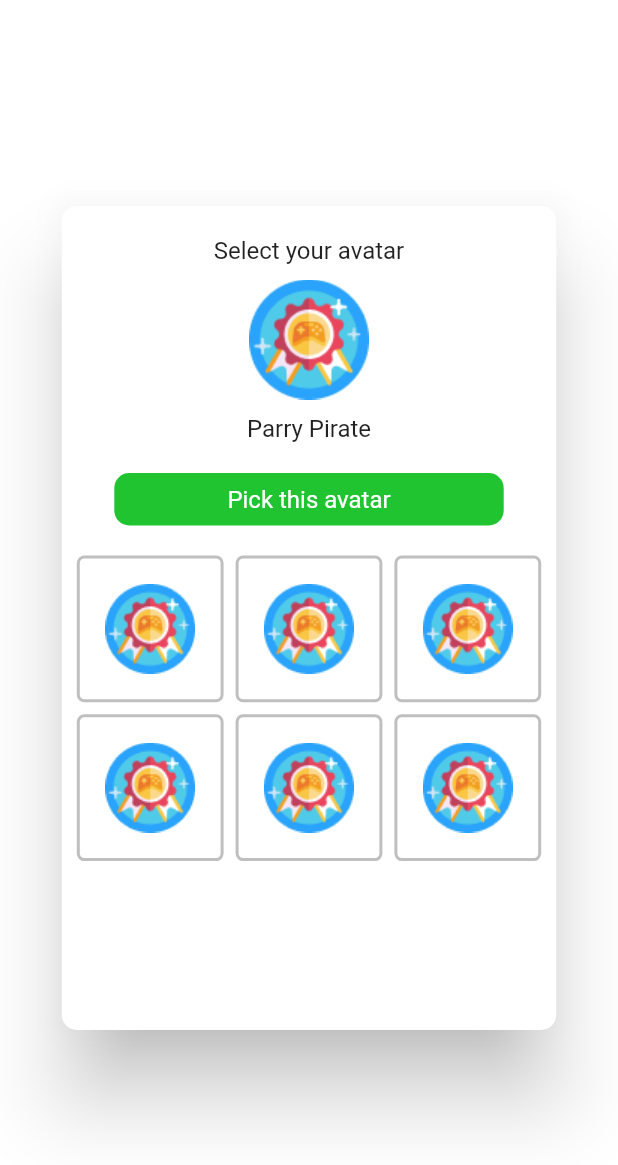
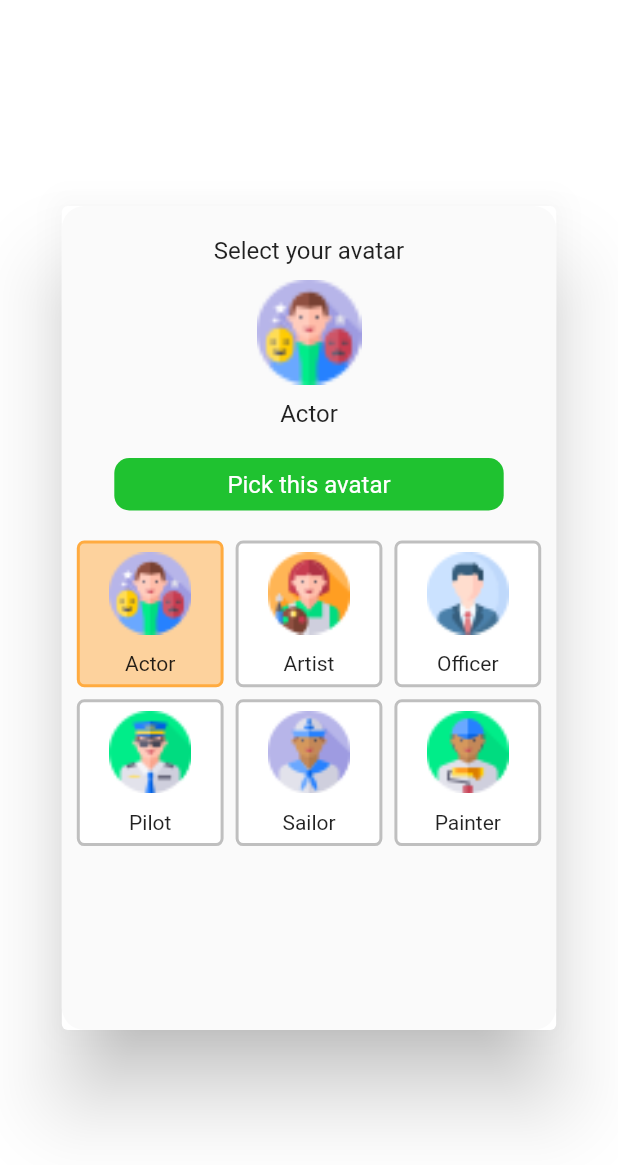
Before and after one commit to truonganhhoang/INT3120-2-2020, a Flutter app: the AvatarSetting widget shown alone on an empty page, opened directly, on a phone screen of 412 x 824 dp. Shown: the top 1165 px of the screen. Run offline on Flutter 3.47's test engine with Material 2 defaults, Android fonts, the phone set to English and light mode, and no system bars; our stand-ins replace flutter_spinkit, percent_indicator; network calls fail.

Commit message:
update-avatar-setting

```diff
--- a/12/Quizizz/lib/views/setting/popUpSetting/avatarSetting.dart
+++ b/12/Quizizz/lib/views/setting/popUpSetting/avatarSetting.dart
@@ -1,14 +1,29 @@
 import 'package:flutter/material.dart';
 
-class AvatarSetting extends StatelessWidget {
+class AvatarSetting extends StatefulWidget {
   const AvatarSetting({Key key}) : super(key: key);
 
+  @override
+  _AvatarSettingState createState() => _AvatarSettingState();
+}
+
+class _AvatarSettingState extends State<AvatarSetting> {
+  List<Map> avatar = [
+    {"title": "Actor", "image": "actor.png", "isChosen": true},
+    {"title": "Artist", "image": "artist.png", "isChosen": false},
+    {"title": "Officer", "image": "officer.png", "isChosen": false},
+    {"title": "Pilot", "image": "pilot.png", "isChosen": false},
+    {"title": "Sailor", "image": "sailor.png", "isChosen": false},
+    {"title": "Painter", "image": "painter.png", "isChosen": false},
+  ];
+  Map currentAvatar = {"title": "Actor", "image": "actor.png"};
   @override
   Widget build(BuildContext context) {
     Size size = MediaQuery.of(context).size;
     return Dialog(
-      shape: RoundedRectangleBorder(borderRadius: BorderRadius.circular(10)),
       backgroundColor: Colors.white,
+      child: Material(
+        shape: RoundedRectangleBorder(borderRadius: BorderRadius.circular(15)),
         child: Container(
           height: size.height * 2 / 3,
           width: size.width * 0.8,
@@ -21,17 +36,27 @@ class AvatarSetting extends StatelessWidget {
                   style: TextStyle(fontSize: 16),
                 ),
               ),
-            Image(image: AssetImage('assets/icons/avatar.png')),
+              Image(
+                image: AssetImage('assets/icons/' + currentAvatar['image']),
+                width: 70,
+                height: 70,
+                fit: BoxFit.contain,
+              ),
               Container(
                 margin: EdgeInsets.symmetric(vertical: 10),
                 child: Text(
-                "Parry Pirate",
+                  currentAvatar['title'],
                   style: TextStyle(fontSize: 16),
                 ),
               ),
-            Container(
+              GestureDetector(
+                onTap: () {
+                  Navigator.pop(context);
+                },
+                child: Container(
                   alignment: Alignment.center,
-              margin: EdgeInsets.only(top: 10, left: 35, right: 35, bottom: 20),
+                  margin:
+                      EdgeInsets.only(top: 10, left: 35, right: 35, bottom: 20),
                   height: 35,
                   decoration: BoxDecoration(
                       borderRadius: BorderRadius.circular(10),
@@ -41,29 +66,94 @@ class AvatarSetting extends StatelessWidget {
                     style: TextStyle(color: Colors.white, fontSize: 16),
                   ),
                 ),
+              ),
               GridView.builder(
                   shrinkWrap: true,
                   padding: EdgeInsets.symmetric(horizontal: 10),
                   physics: NeverScrollableScrollPhysics(),
                   gridDelegate: SliverGridDelegateWithFixedCrossAxisCount(
-                    mainAxisSpacing: 8, crossAxisSpacing: 8, crossAxisCount: 3),
+                      mainAxisSpacing: 8,
+                      crossAxisSpacing: 8,
+                      crossAxisCount: 3),
                   itemCount: 6,
                   itemBuilder: (context, index) {
-                  return Container(
-                    padding: EdgeInsets.symmetric(vertical: 0),
-                    decoration: BoxDecoration(
-                      borderRadius: BorderRadius.circular(5),
-                      border: Border.all(
-                          width: 2, color: Color.fromRGBO(0, 0, 0, 0.25)),
-                    ),
-                    child: Image(
-                      image: AssetImage('assets/icons/avatarList.png'),
+                    return GestureDetector(
+                      onTap: () {
+                        for (int i = 0; i < avatar.length; i++) {
+                          if (avatar[i]['isChosen'] = true && i != index) {
+                            avatar[i]['isChosen'] = false;
+                          }
+                        }
+                        if (!avatar[index]['isChosen']) {
+                          setState(() {
+                            avatar[index]['isChosen'] =
+                                !avatar[index]['isChosen'];
+                            currentAvatar['title'] = avatar[index]['title'];
+                            currentAvatar['image'] = avatar[index]['image'];
+                          });
+                        }
+                      },
+                      child: AvatarList(
+                        isChosen: avatar[index]['isChosen'],
+                        title: avatar[index]['title'],
+                        image: avatar[index]['image'],
                       ),
                     );
                   })
             ],
           ),
         ),
+      ),
     );
   }
 }
+
+class AvatarList extends StatefulWidget {
+  const AvatarList({
+    Key key,
+    this.title,
+    this.image,
+    this.isChosen,
+  }) : super(key: key);
+  final String title;
+  final String image;
+  final bool isChosen;
+  @override
+  _AvatarListState createState() => _AvatarListState();
+}
+
+class _AvatarListState extends State<AvatarList> {
+  @override
+  Widget build(BuildContext context) {
+    return Container(
+      decoration: BoxDecoration(
+        color: widget.isChosen
+            ? Colors.orangeAccent.withOpacity(0.5)
+            : Colors.white,
+        borderRadius: BorderRadius.circular(5),
+        border: Border.all(
+            width: 2,
+            color: widget.isChosen
+                ? Colors.orangeAccent
+                : Color.fromRGBO(0, 0, 0, 0.25)),
+      ),
+      child: Column(
+        mainAxisAlignment: MainAxisAlignment.spaceAround,
+        children: [
+          Image(
+            image: AssetImage('assets/icons/${widget.image}'),
+            width: 55,
+            height: 55,
+            fit: BoxFit.contain,
+          ),
+          Container(
+            child: Text(
+              "${widget.title}",
+              style: TextStyle(fontSize: 14),
+            ),
+          )
+        ],
+      ),
+    );
+  }
+}
--- a/12/Quizizz/lib/views/setting/settingInfo.dart
+++ b/12/Quizizz/lib/views/setting/settingInfo.dart
@@ -12,14 +12,6 @@ class SettingInfo extends StatelessWidget {
   Widget build(BuildContext context) {
     return Padding(
       padding: const EdgeInsets.only(top: 5, bottom: 8),
-      child: GestureDetector(
-        onTap: () {
-          showDialog(
-              context: context,
-              builder: (context) {
-                return AvatarSetting();
-              });
-        },
       child: Row(
         mainAxisAlignment: MainAxisAlignment.spaceBetween,
         children: [
@@ -42,7 +34,6 @@ class SettingInfo extends StatelessWidget {
           Image(image: AssetImage('assets/icons/next.png'))
         ],
       ),
-      ),
     );
   }
 }
--- a/12/Quizizz/lib/views/setting/userProfile/userProfile.dart
+++ b/12/Quizizz/lib/views/setting/userProfile/userProfile.dart
@@ -1,4 +1,5 @@
 import 'package:flutter/material.dart';
+import 'package:quiztest/views/setting/popUpSetting/avatarSetting.dart';
 
 import '../settingInfo.dart';
 import '../setting_category.dart';
@@ -47,9 +48,18 @@ class UserProfile extends StatelessWidget {
                   shrinkWrap: true,
                   physics: NeverScrollableScrollPhysics(),
                   children: [
-                    SettingInfo(
-                      title: "Avatar",
-                      prop: "Parry Pirate",
+                    GestureDetector(
+                      onTap: () {
+                        showDialog(
+                            context: context,
+                            builder: (context) {
+                              return AvatarSetting();
+                            });
+                      },
+                      child: SettingInfo(
+                        title: "Avatar",
+                        prop: "Parry Pirate",
+                      ),
                     ),
                     SettingInfo(
                       title: "User name",
```
Also changed, not shown: 12/Quizizz/assets/icons/actor.png (added), 12/Quizizz/assets/icons/artist.png (added), 12/Quizizz/assets/icons/officer.png (added), 12/Quizizz/assets/icons/painter.png (added), 12/Quizizz/assets/icons/pilot.png (added), 12/Quizizz/assets/icons/sailor.png (added). Lines whose indentation alone changed are shown as unchanged.
